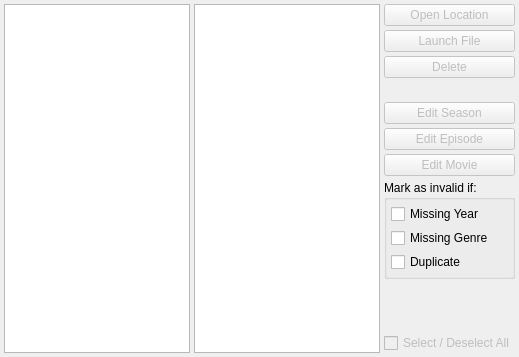
rexMingla/my-renamer, file src/trunk/ui/ui_WorkBench.ui: the form before one commit.
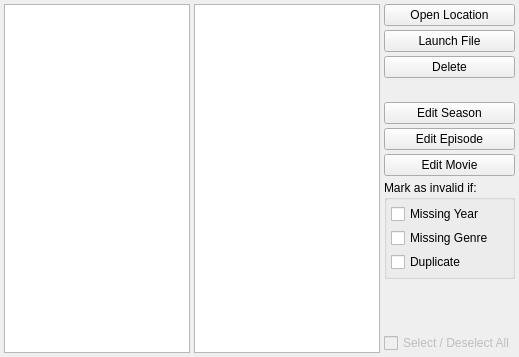
The form after the commit.

```diff
--- a/src/trunk/ui/ui_WorkBench.ui
+++ b/src/trunk/ui/ui_WorkBench.ui
@@ -63,7 +63,7 @@
      <item>
       <widget class="QPushButton" name="openButton">
        <property name="enabled">
-        <bool>false</bool>
+        <bool>true</bool>
        </property>
        <property name="toolTip">
         <string>Open containing folder for selected item</string>
@@ -76,7 +76,7 @@
      <item>
       <widget class="QPushButton" name="launchButton">
        <property name="enabled">
-        <bool>false</bool>
+        <bool>true</bool>
        </property>
        <property name="toolTip">
         <string>Launch file in default program</string>
@@ -89,7 +89,7 @@
      <item>
       <widget class="QPushButton" name="deleteButton">
        <property name="enabled">
-        <bool>false</bool>
+        <bool>true</bool>
        </property>
        <property name="toolTip">
         <string>Delete to recycling bin</string>
@@ -118,7 +118,7 @@
      <item>
       <widget class="QPushButton" name="editSeasonButton">
        <property name="enabled">
-        <bool>false</bool>
+        <bool>true</bool>
        </property>
        <property name="toolTip">
         <string>Edit selected season</string>
@@ -131,7 +131,7 @@
      <item>
       <widget class="QPushButton" name="editEpisodeButton">
        <property name="enabled">
-        <bool>false</bool>
+        <bool>true</bool>
        </property>
        <property name="toolTip">
         <string>Edit selected episode</string>
@@ -144,7 +144,7 @@
      <item>
       <widget class="QPushButton" name="editMovieButton">
        <property name="enabled">
-        <bool>false</bool>
+        <bool>true</bool>
        </property>
        <property name="toolTip">
         <string>Edit selected movie</string>
```
